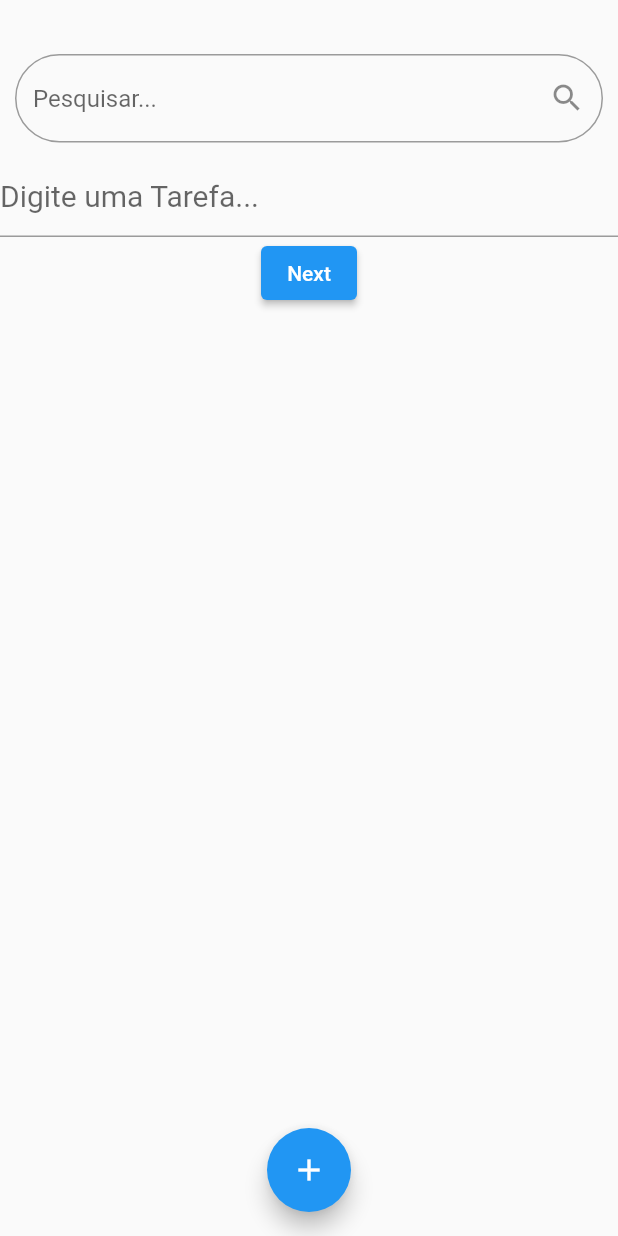
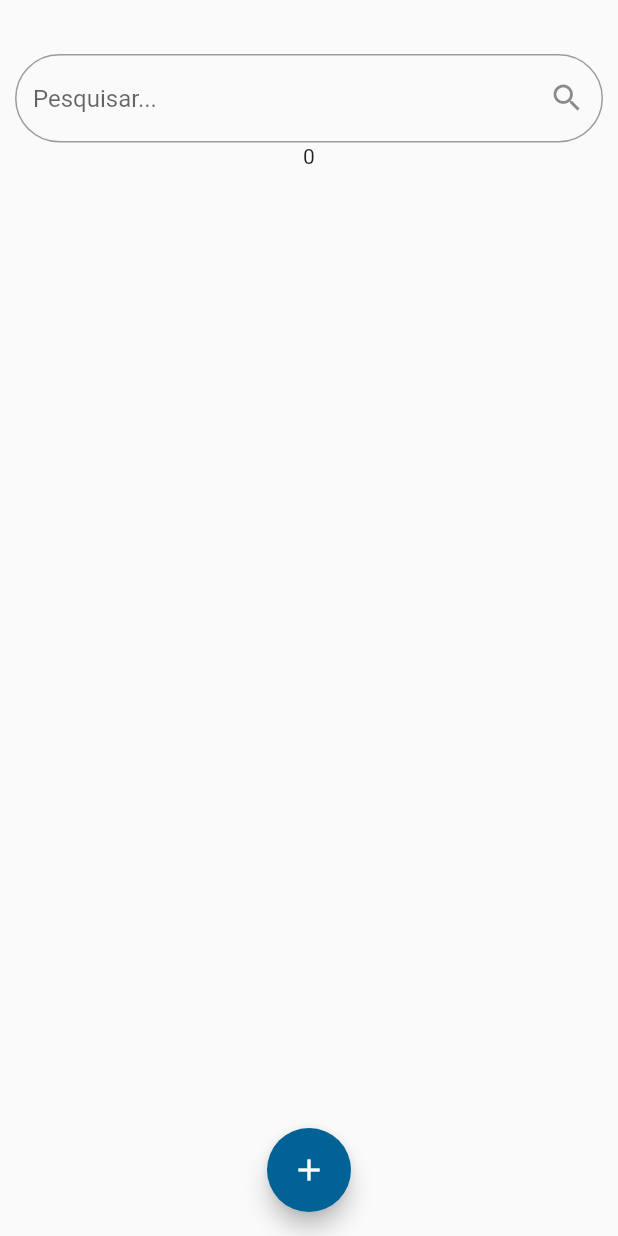
Before and after one commit to pablopgalvao/To-doList, a Flutter app: the screen it shows after launch, on a phone screen of 412 x 824 dp. Run offline on Flutter 3.47's test engine with Material 2 defaults, Android fonts, the phone set to English and light mode, and no system bars.

```diff
--- /dev/null
+++ b/lib/constants/colors.dart
@@ -0,0 +1,10 @@
+import 'package:flutter/material.dart';
+
+const Color idblue1 = Color(0xFF016296);
+const Color idblue2 = Color(0xFF2D8CAD);
+
+const Color idwhite = Color(0xFFFFFFFF);
+
+const Color idBlack = Color(0xFF000000);
+
+//const Color idblue5 = Color(0xFF016296);
--- a/lib/pages/home_page.dart
+++ b/lib/pages/home_page.dart
@@ -1,4 +1,6 @@
 import 'package:flutter/material.dart';
+import '../constants/colors.dart';
+import '../widgets/todo_item.dart';
 
 class MyHomePage extends StatefulWidget{
   //final String title;
@@ -40,54 +42,14 @@ class _MyHomePageState extends State<MyHomePage> {
             ),
 
             //const Text('O botão foi apertado esse numero de vezes'),
-            //Text('$_counter'),
+            Text('$_counter'),
 
 
-            //FORMULÁRIO - INICIO
-            Container(
-              key: _formkey,
-                child: TextFormField(
-                  controller: taskController,
-                  style: const TextStyle(
-                    fontSize: 32,
-                    color: Colors.amber
-                  ),
-                  decoration: const InputDecoration(
-                    hintText: 'Digite uma Tarefa...',
-                    hintStyle: TextStyle(
-                      fontSize: 20,
-                    ),
-                  ),
-                  keyboardType: TextInputType.text,
-                  validator: (value){
-                    if (value != null && value.isEmpty){
-                    //if (value != null && value.length > 1){
-                      return 'Por favor preencha o campo';
-                    }
-                    return null;
-                  },
-                ),
-            ),
-
-
-              ElevatedButton(
-                onPressed: (){
-                  //if(_formkey.currentState.validate()){
-                    setState(() {
-                      _tasks.add(taskController.text);
-                    });
-                    taskController.clear();
-                    debugPrint(taskController.text);
-                    //}
-                },
-                child:  const Text('Next'),
-              ),
-
-              // FORMULÁRIO - FIM
+           //const TodoItem(),
 
             Expanded(
             child: ListView.builder(
-                itemCount:  _tasks.length,
+                itemCount: _tasks.length,
                 itemBuilder: (context, index){
                   return Card(
                   child: ListTile(
@@ -105,9 +67,10 @@ class _MyHomePageState extends State<MyHomePage> {
 
       floatingActionButtonLocation: FloatingActionButtonLocation.centerFloat,
       floatingActionButton: FloatingActionButton(
+        backgroundColor: idblue1,
         onPressed: _addList,
         tooltip: 'Escrever tarefa',
-        child: const Icon(Icons.add),
+        child: const Icon(Icons.add,),
       ),
     );
        }
--- a/pubspec.yaml
+++ b/pubspec.yaml
@@ -58,7 +58,8 @@ flutter:
   uses-material-design: true
 
   # To add assets to your application, add an assets section, like this:
-  # assets:
+  assets:
+    - assets/app/icon.png
   #   - images/a_dot_burr.jpeg
   #   - images/a_dot_ham.jpeg
 
```
Also changed, not shown: lib/main.dart (+11 -2 lines), lib/widgets/todo_item.dart (added, +10 -0 lines), 16 other files.
